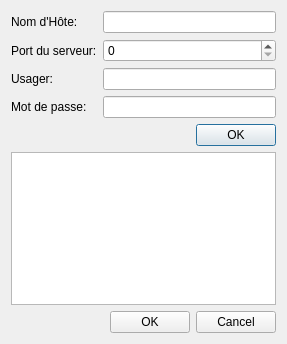
Qt form InfoDynamiqueQt/Vues/vueconnexion.ui (AlexandreGirardin/ProjetAnalyse) before a commit.
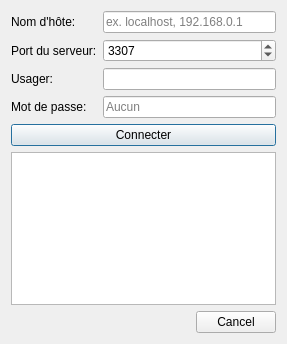
The same form after that commit.

Patch:
```diff
--- a/InfoDynamiqueQt/Vues/vueconnexion.ui
+++ b/InfoDynamiqueQt/Vues/vueconnexion.ui
@@ -33,7 +33,7 @@
      <item row="0" column="0">
       <widget class="QLabel" name="etiquetteHote">
        <property name="text">
-        <string>Nom d'Hôte:</string>
+        <string>Nom d'hôte:</string>
        </property>
       </widget>
      </item>
@@ -47,29 +47,45 @@
      <item row="0" column="1">
       <widget class="QLineEdit" name="champHote">
        <property name="placeholderText">
-        <string/>
+        <string>ex. localhost, 192.168.0.1</string>
        </property>
       </widget>
      </item>
      <item row="1" column="1">
       <widget class="QSpinBox" name="champPort">
+       <property name="sizePolicy">
+        <sizepolicy hsizetype="Expanding" vsizetype="Fixed">
+         <horstretch>0</horstretch>
+         <verstretch>0</verstretch>
+        </sizepolicy>
+       </property>
+       <property name="minimum">
+        <number>1</number>
+       </property>
        <property name="maximum">
         <number>65535</number>
        </property>
+       <property name="value">
+        <number>3307</number>
+       </property>
       </widget>
      </item>
      <item row="2" column="1">
       <widget class="QLineEdit" name="champUsager"/>
      </item>
      <item row="3" column="1">
-      <widget class="QLineEdit" name="champMDP"/>
+      <widget class="QLineEdit" name="champMDP">
+       <property name="placeholderText">
+        <string>Aucun</string>
+       </property>
+      </widget>
      </item>
     </layout>
    </item>
    <item>
-    <widget class="QDialogButtonBox" name="buttonBox">
-     <property name="standardButtons">
-      <set>QDialogButtonBox::Ok</set>
+    <widget class="QPushButton" name="boutonConnecter">
+     <property name="text">
+      <string>Connecter</string>
      </property>
     </widget>
    </item>
@@ -81,9 +97,9 @@
     </layout>
    </item>
    <item>
-    <widget class="QDialogButtonBox" name="buttonBox_2">
+    <widget class="QDialogButtonBox" name="buttonBox">
      <property name="standardButtons">
-      <set>QDialogButtonBox::Cancel|QDialogButtonBox::Ok</set>
+      <set>QDialogButtonBox::Cancel</set>
      </property>
     </widget>
    </item>
```
Left out of the diff: 16 changed lines with no effect on the pictures.
